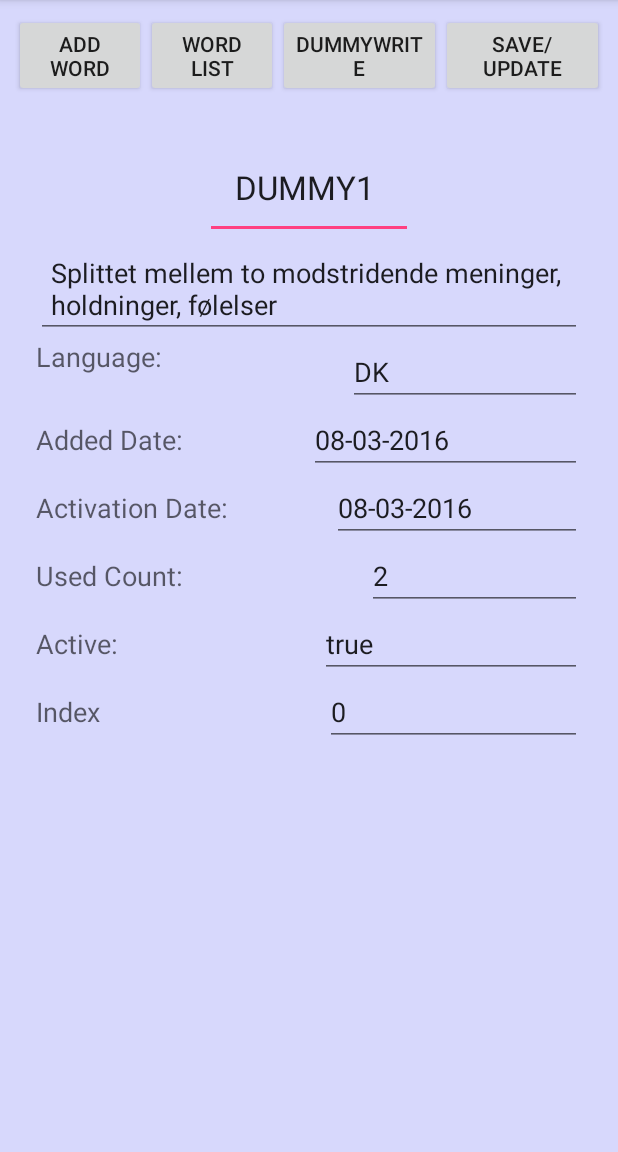
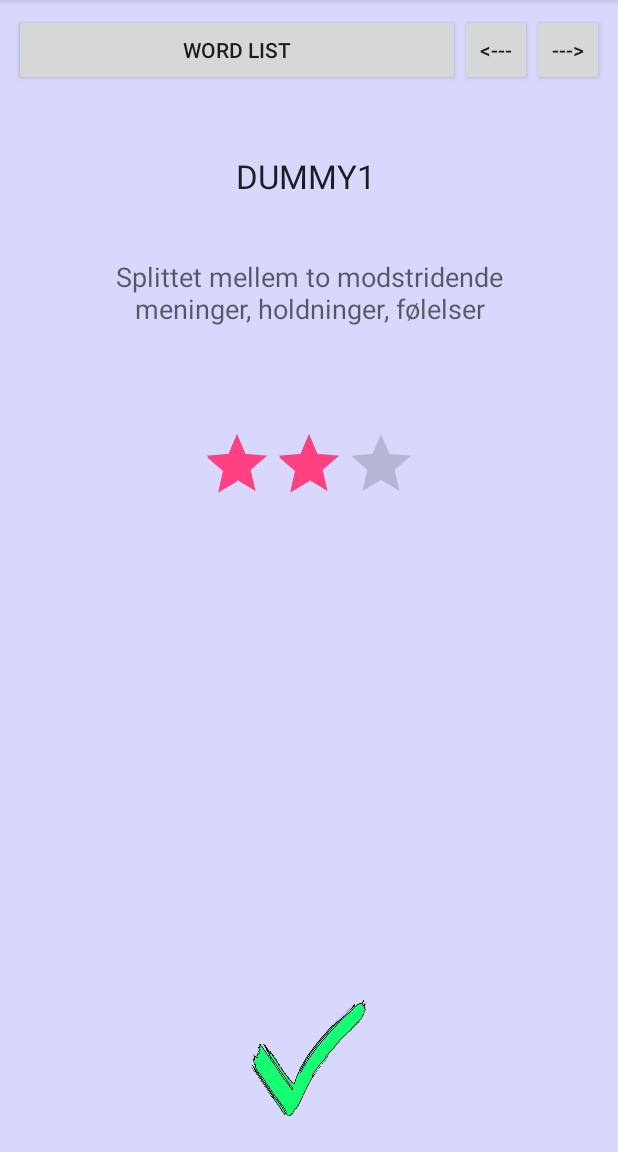
Before and after one commit to Wikzo/android_wordOfTheDay, an Android app: the screen it shows after launch (MainActivity), on a phone screen of 412 x 824 dp, the part 84-1236 px from its top. Run offline under Robolectric (Android 15) with nearby library versions, the light colour scheme and no system bars.

Commit message:
Can now increment use count (stars)

```diff
--- a/WordoftheDay/app/src/main/java/net/gustavdahl/wordoftheday/MainActivity.java
+++ b/WordoftheDay/app/src/main/java/net/gustavdahl/wordoftheday/MainActivity.java
@@ -1,9 +1,12 @@
+// main
+
 package net.gustavdahl.wordoftheday;
 
 import android.content.Intent;
 import android.support.v7.app.AppCompatActivity;
 import android.os.Bundle;
 import android.view.View;
+import android.widget.RatingBar;
 import android.widget.TextView;
 import android.widget.Toast;
 
@@ -16,25 +19,16 @@ public class MainActivity extends AppCompatActivity
 
     public final static String EXTRA_MESSAGE = "com.mycompany.myfirstapp.MESSAGE";
 
-   private TextView wordTextView;
-   private TextView meaningTextView;
-   private TextView languageTextView;
-   private TextView addedDateTextView;
-   private TextView activationDateTextView;
-   private TextView useCountTextView;
-   private TextView activeTextView;
-   private TextView indexTextView;
+    private TextView wordTextView;
+    private TextView meaningTextView;
+    private RatingBar usedCountStars;
+
 
     private void InitializeTextViews()
     {
         wordTextView = (TextView)findViewById(R.id.word_name);
         meaningTextView = (TextView)findViewById(R.id.word_meaning);
-        languageTextView = (TextView)findViewById(R.id.word_language);
-        addedDateTextView = (TextView)findViewById(R.id.word_addedDate);
-        activationDateTextView = (TextView)findViewById(R.id.word_activationDate);
-        useCountTextView = (TextView)findViewById(R.id.word_useCount);
-        activeTextView = (TextView)findViewById(R.id.word_active);
-        indexTextView = (TextView)findViewById(R.id.word_index);
+        usedCountStars = (RatingBar)findViewById(R.id.usedCountStars);
     }
 
 
@@ -56,34 +50,15 @@ public class MainActivity extends AppCompatActivity
             e.printStackTrace();
         }
 
-        Word.setSelectedWord(Word.GetActiveWords().get(0));
+        Word.setSelectedWord(Word.allActiveWordObjects.get(0));
         UpdateTextViews();
     }
 
     private void CheckIfJsonFileExists()
     {
-        File f = new File(JsonFileReader.GetFilePath());
+        File f = new File(JsonFileManager.GetFilePath());
         if(!f.exists())
-            JsonFileReader.WriteDummyFile();
-    }
-
-    public void UpdateAndSaveCurrentWord(View view) throws JSONException
-    {
-        Word selectedWord = Word.getSelectedWord();
-
-        if (selectedWord != null)
-        {
-            selectedWord.setWord(wordTextView.getText().toString());
-            selectedWord.setMeaning(meaningTextView.getText().toString());
-            selectedWord.setLanguage(languageTextView.getText().toString());
-            selectedWord.setAddedDate(addedDateTextView.getText().toString());
-            selectedWord.setActivationDate(activationDateTextView.getText().toString());
-            selectedWord.setUsedCount(Integer.parseInt(useCountTextView.getText().toString()));
-            selectedWord.setActive(Boolean.parseBoolean(activeTextView.getText().toString()));
-            selectedWord.setIndex(Integer.parseInt(indexTextView.getText().toString()));
-        }
-
-        Word.SaveAllWords();
+            JsonFileManager.WriteDummyFile();
     }
 
     private void UpdateTextViews()
@@ -94,37 +69,65 @@ public class MainActivity extends AppCompatActivity
         {
             wordTextView.setText(selectedWord.getWord());
             meaningTextView.setText(selectedWord.getMeaning());
-            languageTextView.setText(selectedWord.getLanguage());
-            addedDateTextView.setText(selectedWord.getAddedDate());
-            activationDateTextView.setText(selectedWord.getActivationDate());
-            useCountTextView.setText(Integer.toString(selectedWord.getUsedCount()));
-            activeTextView.setText(String.valueOf(selectedWord.getActive()));
-            indexTextView.setText(String.valueOf(selectedWord.getIndex()));
+
+            usedCountStars.setRating(Math.min(3, selectedWord.getUsedCount()));
         }
     }
 
-    public void sendMessage(View view)
+    public void CheckWordHasBeenUsed(View view) throws JSONException
+    {
+        Word.getSelectedWord().incrementUsedCount();
+
+        Word.SaveAllWords();
+        UpdateTextViews();
+    }
+
+    @Override
+    protected void onResume()
+    {
+        super.onResume();
+        UpdateTextViews();
+    }
+
+    public void ShowWordList(View view)
     {
         Intent intent = new Intent(this, WordListActivity.class);
-        String message = "test_message";
-        intent.putExtra(EXTRA_MESSAGE, message);
+       // String message = "test_message";
+       //intent.putExtra(EXTRA_MESSAGE, message);
         startActivity(intent);
     }
 
     public void EditCurrentWord(View view)
     {
-        Word.getSelectedWord().setUsedCount(Word.getSelectedWord().getUsedCount() + 1);
+        //Word.getSelectedWord().setUsedCount(Word.getSelectedWord().getUsedCount() + 1);
+        //UpdateTextViews();
+
+        Intent intent = new Intent(this, EditWord.class);
+        //String message = "test_message";
+        //intent.putExtra(EXTRA_MESSAGE, message);
+        startActivity(intent);
+    }
+
+    public void GetNextActiveWord(View view)
+    {
+        Word.setSelectedWord(Word.GetNextWord());
+        UpdateTextViews();
+    }
+
+    public void GetPreviousActiveWord(View view)
+    {
+        Word.setSelectedWord(Word.GetPreviousWord());
         UpdateTextViews();
     }
 
     public void WriteDummyFile(View view)
     {
-        boolean success = JsonFileReader.WriteDummyFile();
+        boolean success = JsonFileManager.WriteDummyFile();
 
-        String text = "Wrote dummy file in:" + JsonFileReader.GetFilePath();
+        String text = "Wrote dummy file in:" + JsonFileManager.GetFilePath();
 
         if (!success)
-            text = "Could NOT write dummy file in: " + JsonFileReader.GetFilePath();
+            text = "Could NOT write dummy file in: " + JsonFileManager.GetFilePath();
 
         Toast.makeText(
                 MainActivity.this,
@@ -132,33 +135,4 @@ public class MainActivity extends AppCompatActivity
                 Toast.LENGTH_SHORT).show();
     }
 
-    @Override
-    protected void onDestroy()
-    {
-        super.onDestroy();
-
-        try
-        {
-            UpdateAndSaveCurrentWord(null);
-
-        } catch (JSONException e)
-        {
-            e.printStackTrace();
-        }
-    }
-
-    @Override
-    protected void onPause()
-    {
-        super.onPause();
-
-        try
-        {
-            UpdateAndSaveCurrentWord(null);
-        } catch (JSONException e)
-        {
-            e.printStackTrace();
-        }
-
-    }
 }
--- a/WordoftheDay/app/src/main/java/net/gustavdahl/wordoftheday/Word.java
+++ b/WordoftheDay/app/src/main/java/net/gustavdahl/wordoftheday/Word.java
@@ -13,7 +13,8 @@ public class Word
     private static Word SelectedWord;
 
     private static List<Word> allWordObjects = new ArrayList<Word>();
-    private static List<String> allWordsAlreadyAdded = new ArrayList<String>();
+    public static List<Word> allActiveWordObjects = new ArrayList<Word>();
+    public static int WordIndex = 0;
 
     public static final String JsonWord = "word";
     public static final String JsonMeaning = "meaning";
@@ -71,6 +72,26 @@ public class Word
         return allWordObjects;
     }
 
+    public static Word GetNextWord()
+    {
+        if (WordIndex + 1 < allActiveWordObjects.size())
+            WordIndex++;
+        else
+            WordIndex = 0;
+
+        return allActiveWordObjects.get(WordIndex);
+    }
+
+    public static Word GetPreviousWord()
+    {
+        if (WordIndex -1 > -1)
+            WordIndex--;
+        else
+            WordIndex = allActiveWordObjects.size() - 1;
+
+        return allActiveWordObjects.get(WordIndex);
+    }
+
     public static Word getSelectedWord()
     {
         if (SelectedWord == null)
@@ -112,25 +133,28 @@ public class Word
 
     public static boolean SaveAllWords() throws JSONException
     {
-        return JsonFileReader.WriteJsonArray();
+        boolean success = JsonFileManager.WriteJsonArray();
+        GetActiveWords();
+
+        return success;
     }
 
     public static void LoadAllWords() throws JSONException
     {
-       // if
-        allWordObjects = new ArrayList<Word>(JsonFileReader.InitializeJsonWords());
+        allWordObjects = new ArrayList<Word>(JsonFileManager.InitializeJsonWords());
+
+        GetActiveWords();
+
     }
 
-    public static List<Word> GetActiveWords()
+    private static void GetActiveWords()
     {
-        List<Word> activeWords = new ArrayList<Word>();
+        allActiveWordObjects.clear();
         for (Word word : allWordObjects)
         {
             if (word.active)
-                activeWords.add(word);
+                allActiveWordObjects.add(word);
         }
-
-        return activeWords;
     }
 
     @Override
@@ -199,6 +223,10 @@ public class Word
         this.usedCount = usedCount;
     }
 
+    public void incrementUsedCount()
+    {
+        this.usedCount++;
+    }
     public boolean getActive()
     {
         return active;
--- a/WordoftheDay/app/src/main/res/layout/activity_display_word_list.xml
+++ b/WordoftheDay/app/src/main/res/layout/activity_display_word_list.xml
@@ -30,6 +30,6 @@
         android:layout_height="wrap_content"
         android:layout_gravity="bottom|end"
         android:layout_margin="@dimen/fab_margin"
-        android:src="@android:drawable/ic_dialog_email"/>
+        android:src="@android:drawable/ic_input_add"/>
 
 </android.support.design.widget.CoordinatorLayout>
--- a/WordoftheDay/app/src/main/res/layout/activity_main.xml
+++ b/WordoftheDay/app/src/main/res/layout/activity_main.xml
@@ -24,33 +24,39 @@
             <Button
                 android:layout_width="wrap_content"
                 android:layout_height="wrap_content"
-                android:text="Add Word"
-                android:id="@+id/button"
-                android:layout_weight="1"/>
+                android:text="Word List"
+                android:id="@+id/wordList"
+                android:layout_weight="1"
+                android:onClick="ShowWordList"
+                />
+
+            <LinearLayout
+                android:orientation="horizontal"
+                android:layout_width="wrap_content"
+                android:layout_height="wrap_content"
+                android:gravity="bottom"
+                android:layout_gravity="bottom">
 
                 <Button
+                    style="?android:attr/buttonStyleSmall"
                     android:layout_width="wrap_content"
                     android:layout_height="wrap_content"
-                android:text="Word List"
-                android:id="@+id/button2"
+                    android:text="&lt;---"
+                    android:id="@+id/prevWord"
+                    android:layout_gravity="bottom"
                     android:layout_weight="1"
-                android:onClick="sendMessage"/>
+                    android:onClick="GetPreviousActiveWord"/>
 
                 <Button
+                    style="?android:attr/buttonStyleSmall"
                     android:layout_width="wrap_content"
                     android:layout_height="wrap_content"
-                android:text="DummyWrite"
-                android:id="@+id/button3"
+                    android:text="--->"
+                    android:id="@+id/nextWord"
                     android:layout_weight="1"
-                android:onClick="WriteDummyFile"/>
+                    android:onClick="GetNextActiveWord"/>
 
-            <Button
-                android:layout_width="wrap_content"
-                android:layout_height="wrap_content"
-                android:text="Save/Update"
-                android:id="@+id/button4"
-                android:layout_weight="1"
-                android:onClick="UpdateAndSaveCurrentWord"/>
+            </LinearLayout>
 
         </LinearLayout>
     </LinearLayout>
@@ -61,166 +67,61 @@
         android:layout_height="match_parent"
         android:padding="20dp">
 
-        <EditText
-            android:layout_width="wrap_content"
+        <TextView
+            android:layout_width="match_parent"
             android:layout_height="wrap_content"
             android:textAppearance="?android:attr/textAppearanceLarge"
             android:text="Holisme"
             android:id="@+id/word_name"
             android:layout_gravity="center"
             android:padding="20dp"
+            android:gravity="center"
             android:onClick="EditCurrentWord"/>
 
-        <EditText
-            android:layout_width="wrap_content"
+        <TextView
+            android:layout_width="match_parent"
             android:layout_height="wrap_content"
             android:textAppearance="?android:attr/textAppearanceMedium"
             android:text="Lægger vægt på at betragte fænomener som helheder snarere end som sammensatte enkeltdele"
             android:id="@+id/word_meaning"
             android:layout_gravity="center"
-            android:padding="10dp"/>
+            android:padding="20dp"
+            android:gravity="center"/>
 
-        <LinearLayout
-            android:orientation="horizontal"
+        <RelativeLayout
+            android:orientation="vertical"
             android:layout_width="match_parent"
-            android:layout_height="wrap_content"
-            android:layout_weight="0">
+            android:layout_height="match_parent"
+            android:weightSum="1"
+            >
 
-            <TextView
+            <ImageButton
+                android:layout_width="100dp"
+                android:layout_height="77dp"
+                android:id="@+id/checkUsed"
+                android:src="@drawable/checkmark"
+                android:onClick="CheckWordHasBeenUsed"
+                android:layout_alignParentBottom="true"
+                android:layout_centerHorizontal="true"
+                android:scaleType="fitCenter"
+                android:background="#00ffffff"/>
+
+            <RatingBar
                 android:layout_width="wrap_content"
                 android:layout_height="wrap_content"
-                android:textAppearance="?android:attr/textAppearanceMedium"
-                android:text="Language:"
-                android:layout_weight="1"
-                android:layout_gravity="center_horizontal"/>
+                android:id="@+id/usedCountStars"
+                android:numStars="3"
+                android:rating="0"
+                android:isIndicator="true"
+                android:focusable="false"
+                android:clickable="false"
+                android:stepSize="1"
+                android:layout_gravity="center|bottom"
+                android:layout_alignParentTop="true"
+                android:layout_centerHorizontal="true"
+                android:layout_marginTop="47dp"/>
 
-            <EditText
-                android:layout_width="wrap_content"
-                android:layout_height="wrap_content"
-                android:textAppearance="?android:attr/textAppearanceMedium"
-                android:text="DK"
-                android:id="@+id/word_language"
-                android:layout_weight="1"
-                android:layout_gravity="center_horizontal"/>
-
-        </LinearLayout>
-
-        <LinearLayout
-            android:orientation="horizontal"
-            android:layout_width="match_parent"
-            android:layout_height="wrap_content"
-            android:layout_weight="0">
-
-            <TextView
-                android:layout_width="wrap_content"
-                android:layout_height="wrap_content"
-                android:textAppearance="?android:attr/textAppearanceMedium"
-                android:text="Added Date:"
-                android:id="@+id/textView"
-                android:layout_weight="1"/>
-
-            <EditText
-                android:layout_width="wrap_content"
-                android:layout_height="wrap_content"
-                android:textAppearance="?android:attr/textAppearanceMedium"
-                android:text="01-02-2016"
-                android:id="@+id/word_addedDate"
-                android:layout_weight="1"/>
-
-        </LinearLayout>
-
-        <LinearLayout
-            android:orientation="horizontal"
-            android:layout_width="match_parent"
-            android:layout_height="wrap_content"
-            android:layout_weight="0">
-
-            <TextView
-                android:layout_width="wrap_content"
-                android:layout_height="wrap_content"
-                android:textAppearance="?android:attr/textAppearanceMedium"
-                android:text="Activation Date:"
-                android:id="@+id/textView3"
-                android:layout_weight="1"/>
-
-            <EditText
-                android:layout_width="wrap_content"
-                android:layout_height="wrap_content"
-                android:textAppearance="?android:attr/textAppearanceMedium"
-                android:text="10-03-2016"
-                android:id="@+id/word_activationDate"
-                android:layout_weight="1"/>
-
-        </LinearLayout>
-
-        <LinearLayout
-            android:orientation="horizontal"
-            android:layout_width="match_parent"
-            android:layout_height="wrap_content"
-            android:layout_weight="0">
-
-            <TextView
-                android:layout_width="wrap_content"
-                android:layout_height="wrap_content"
-                android:textAppearance="?android:attr/textAppearanceMedium"
-                android:text="Used Count:"
-                android:id="@+id/textView5"
-                android:layout_weight="1"/>
-
-            <EditText
-                android:layout_width="wrap_content"
-                android:layout_height="wrap_content"
-                android:textAppearance="?android:attr/textAppearanceMedium"
-                android:text="3"
-                android:id="@+id/word_useCount"
-                android:layout_weight="1"/>
-        </LinearLayout>
-
-        <LinearLayout
-            android:orientation="horizontal"
-            android:layout_width="match_parent"
-            android:layout_height="wrap_content"
-            android:layout_weight="0">
-
-            <TextView
-                android:layout_width="wrap_content"
-                android:layout_height="wrap_content"
-                android:textAppearance="?android:attr/textAppearanceMedium"
-                android:text="Active:"
-                android:id="@+id/textView7"
-                android:layout_weight="1"/>
-
-            <EditText
-                android:layout_width="wrap_content"
-                android:layout_height="wrap_content"
-                android:textAppearance="?android:attr/textAppearanceMedium"
-                android:text="TRUE"
-                android:id="@+id/word_active"
-                android:layout_weight="1"/>
-        </LinearLayout>
-
-        <LinearLayout
-            android:orientation="horizontal"
-            android:layout_width="match_parent"
-            android:layout_height="wrap_content"
-            android:layout_weight="0">
-
-            <TextView
-                android:layout_width="wrap_content"
-                android:layout_height="wrap_content"
-                android:textAppearance="?android:attr/textAppearanceMedium"
-                android:text="Index"
-                android:id="@+id/textView2"
-                android:layout_weight="1"/>
-
-            <EditText
-                android:layout_width="wrap_content"
-                android:layout_height="wrap_content"
-                android:textAppearance="?android:attr/textAppearanceMedium"
-                android:text="1234"
-                android:id="@+id/word_index"
-                android:layout_weight="1"/>
-        </LinearLayout>
+        </RelativeLayout>
 
     </LinearLayout>
 
```
Also changed, not shown: WordoftheDay/app/src/main/AndroidManifest.xml (+7 -4 lines), WordoftheDay/app/src/main/java/net/gustavdahl/wordoftheday/EditWord.java (added, +96 -0 lines), WordoftheDay/app/src/main/java/net/gustavdahl/wordoftheday/JsonFileManager.java (renamed from WordoftheDay/app/src/main/java/net/gustavdahl/wordoftheday/JsonFileReader.java, +2 -5 lines), WordoftheDay/app/src/main/java/net/gustavdahl/wordoftheday/WordListActivity.java (+19 -15 lines), WordoftheDay/app/src/main/res/layout/activity_edit_word.xml (added, +190 -0 lines), WordoftheDay/app/src/main/res/layout/content_display_word_list.xml (+0 -7 lines), WordoftheDay/app/src/main/res/drawable/checkmark.png (added). Lines whose indentation alone changed are shown as unchanged.
